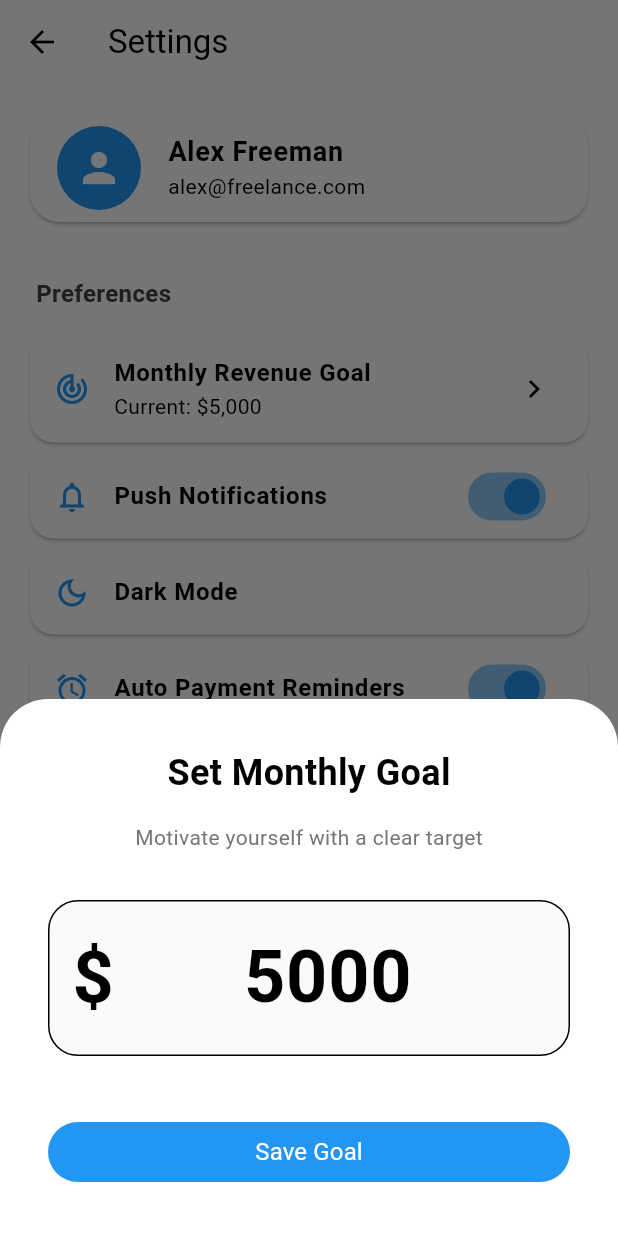
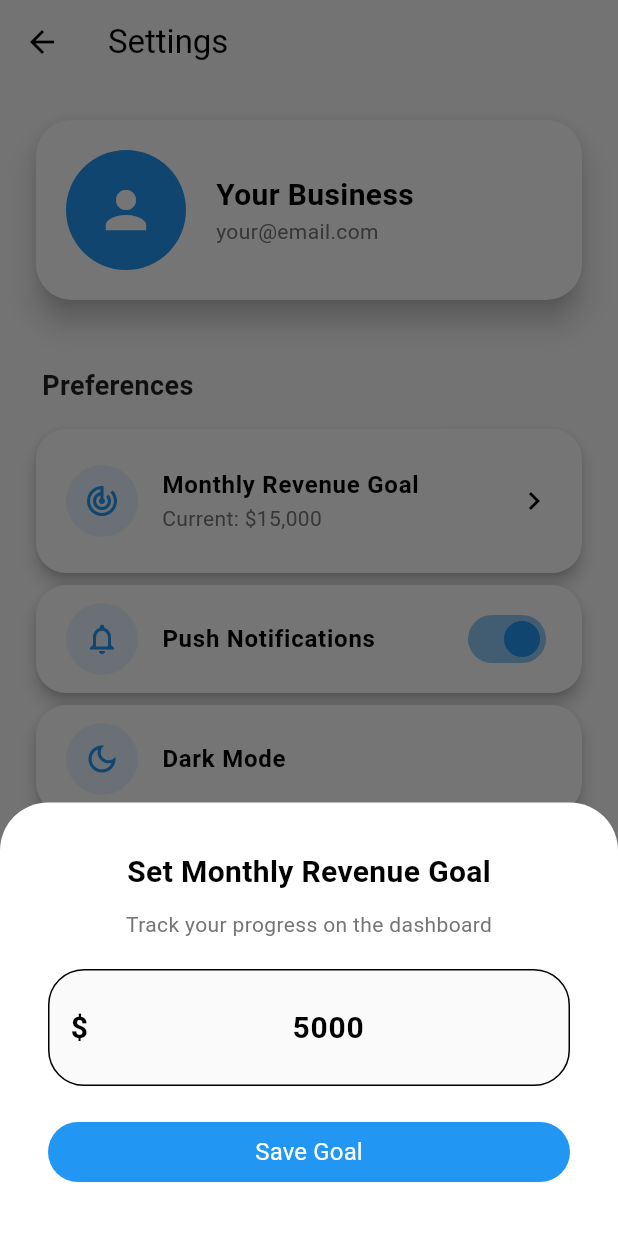
Before and after one commit to Destiny-Ed/invoice_pay, a Flutter app: the SettingsScreen screen opened directly, after a tap on "Monthly Revenue Goal", on a phone screen of 412 x 824 dp. Run offline on Flutter 3.47's test engine with Material 3 defaults, Android fonts, the phone set to English and light mode, and no system bars; our stand-ins replace cached_network_image, cloud_firestore, firebase_auth, firebase_core, firebase_storage, fl_chart and 4 more; missing offline and left inert: flutter_text_form_field, flutter_utilities, in_app_update; accounts and stored records are empty.

Commit message:
updated settings screen

```diff
--- a/lib/providers/auth_provider.dart
+++ b/lib/providers/auth_provider.dart
@@ -193,7 +193,7 @@ class AuthenticationProviderImpl extends ChangeNotifier
   }) async {
     if (!isDeleteUser) {
       return await FirebaseFirestore.instance
-          .collection('user')
+          .collection('users')
           .doc(firebaseUser?.uid)
           .set({
             "email": firebaseUser?.email ?? "",
--- a/lib/screens/settings/settings_screen.dart
+++ b/lib/screens/settings/settings_screen.dart
@@ -1,49 +1,150 @@
 import 'package:flutter/material.dart';
 import 'package:intl/intl.dart';
+import 'package:invoice_pay/modal/auth_modal.dart';
+import 'package:invoice_pay/utils/message.dart';
+import 'package:invoice_pay/widgets/custom_button.dart';
+import 'package:provider/provider.dart';
 import 'package:invoice_pay/providers/company_provider.dart';
-import 'package:invoice_pay/screens/settings/widgets/custom_widgets.dart';
+import 'package:invoice_pay/providers/settings_provider.dart';
 import 'package:invoice_pay/styles/colors.dart';
-import 'package:provider/provider.dart';
-import '../../providers/settings_provider.dart';
-import '../../providers/auth_provider.dart';
 
 class SettingsScreen extends StatelessWidget {
   const SettingsScreen({super.key});
 
+  void _showGoalModal(BuildContext context) {
+    final companyProvider = context.read<CompanyProvider>();
+    final currentGoal = companyProvider.company?.monthlyGoal ?? 5000.0;
+    final controller = TextEditingController(
+      text: currentGoal.toStringAsFixed(0),
+    );
+
+    showModalBottomSheet(
+      context: context,
+      isScrollControlled: true,
+      shape: const RoundedRectangleBorder(
+        borderRadius: BorderRadius.vertical(top: Radius.circular(32)),
+      ),
+      builder: (_) => Padding(
+        padding: EdgeInsets.only(
+          bottom: MediaQuery.of(context).viewInsets.bottom + 32,
+          left: 32,
+          right: 32,
+          top: 32,
+        ),
+        child: Column(
+          mainAxisSize: MainAxisSize.min,
+          children: [
+            const Text(
+              'Set Monthly Revenue Goal',
+              style: TextStyle(fontSize: 20, fontWeight: FontWeight.bold),
+            ),
+            const SizedBox(height: 10),
+            Text(
+              'Track your progress on the dashboard',
+              style: TextStyle(color: Colors.grey[600]),
+            ),
+            const SizedBox(height: 20),
+            TextFormField(
+              controller: controller,
+              keyboardType: TextInputType.number,
+              textAlign: TextAlign.center,
+              style: const TextStyle(fontSize: 20, fontWeight: FontWeight.bold),
+              decoration: InputDecoration(
+                prefixText: '  \$ ',
+                hintText: '5000',
+                border: OutlineInputBorder(
+                  borderRadius: BorderRadius.circular(24),
+                ),
+                filled: true,
+                fillColor: Colors.grey[50],
+                contentPadding: const EdgeInsets.symmetric(vertical: 24),
+              ),
+            ),
+            const SizedBox(height: 20),
+            CustomButton(
+              onPressed: () {
+                final newGoal =
+                    double.tryParse(
+                      controller.text.replaceAll(RegExp(r'[^0-9]'), ''),
+                    ) ??
+                    currentGoal;
+                companyProvider.updateMonthlyGoal(newGoal);
+                Navigator.pop(context);
+                showMessage(
+                  context,
+                  'Goal updated to \$${NumberFormat('#,##0').format(newGoal)}',
+                );
+              },
+
+              text: 'Save Goal',
+            ),
+          ],
+        ),
+      ),
+    );
+  }
+
   @override
   Widget build(BuildContext context) {
-    return Consumer2<SettingsProvider, CompanyProvider>(
-      builder: (context, settings, companyProvider, _) {
+    final settings = context.watch<SettingsProvider>();
+    final company = context.watch<CompanyProvider>().company;
+
     return Scaffold(
+      backgroundColor: Colors.grey[50],
       appBar: AppBar(
         title: const Text('Settings'),
         backgroundColor: Colors.transparent,
         elevation: 0,
+        foregroundColor: Colors.black,
       ),
       body: ListView(
-            padding: const EdgeInsets.all(16),
+        padding: const EdgeInsets.all(20),
         children: [
-              // Profile Section
+          // Profile Card
           Card(
+            elevation: 8,
             shape: RoundedRectangleBorder(
-                  borderRadius: BorderRadius.circular(20),
+              borderRadius: BorderRadius.circular(24),
             ),
-                child: ListTile(
-                  leading: const CircleAvatar(
-                    radius: 30,
+            child: Padding(
+              padding: const EdgeInsets.all(20),
+              child: Row(
+                children: [
+                  CircleAvatar(
+                    radius: 40,
                     backgroundColor: primaryColor,
-                    child: Icon(Icons.person, color: Colors.white, size: 32),
+                    child: const Icon(
+                      Icons.person,
+                      size: 40,
+                      color: Colors.white,
                     ),
-                  title: const Text(
-                    'Alex Freeman',
-                    style: TextStyle(fontWeight: FontWeight.bold, fontSize: 18),
                   ),
-                  subtitle: const Text('alex@freelance.com'),
-                  // trailing: const ProBadge(),
+                  const SizedBox(width: 20),
+                  Expanded(
+                    child: Column(
+                      crossAxisAlignment: CrossAxisAlignment.start,
+                      children: [
+                        Text(
+                          company?.name ?? 'Your Business',
+                          style: const TextStyle(
+                            fontSize: 20,
+                            fontWeight: FontWeight.bold,
+                          ),
+                        ),
+                        Text(
+                          company?.email ?? 'your@email.com',
+                          style: TextStyle(color: Colors.grey[600]),
+                        ),
+                      ],
+                    ),
+                  ),
+                  // ProBadge() // Uncomment when ready
+                ],
+              ),
             ),
           ),
 
-              const SizedBox(height: 32),
+          const SizedBox(height: 40),
 
           // Preferences
           const _SectionTitle('Preferences'),
@@ -51,8 +152,8 @@ class SettingsScreen extends StatelessWidget {
             icon: Icons.track_changes,
             title: 'Monthly Revenue Goal',
             subtitle:
-                    'Current: \$${NumberFormat('#,##0').format(companyProvider.company?.monthlyGoal ?? 5000)}',
-                onTap: () => showGoalModal(context),
+                'Current: \$${NumberFormat('#,##0').format(company?.monthlyGoal ?? 15000)}',
+            onTap: () => _showGoalModal(context),
           ),
           _SwitchTile(
             icon: Icons.notifications_outlined,
@@ -73,7 +174,7 @@ class SettingsScreen extends StatelessWidget {
             onChanged: settings.toggleAutoReminders,
           ),
 
-              const SizedBox(height: 32),
+          const SizedBox(height: 40),
 
           // Account
           const _SectionTitle('Account'),
@@ -81,16 +182,15 @@ class SettingsScreen extends StatelessWidget {
             icon: Icons.account_balance_wallet,
             title: 'Upgrade to Pro',
             subtitle: 'Unlimited invoices, custom branding, no ads',
-                // trailing: const ProBadge(),
             onTap: () {
-                  // context.push('/pro');
+              // Navigate to pro screen
             },
           ),
           _SettingsTile(
             icon: Icons.security,
             title: 'Privacy & Security',
             onTap: () {
-                  // context.push('/privacy');
+              settings.openUrl('https://invoicepay.app/privacy');
             },
           ),
           _SettingsTile(
@@ -104,7 +204,7 @@ class SettingsScreen extends StatelessWidget {
             onTap: settings.checkForUpdate,
           ),
 
-              const SizedBox(height: 32),
+          const SizedBox(height: 40),
 
           // Danger Zone
           const _SectionTitle('Danger Zone', color: Colors.red),
@@ -112,37 +212,31 @@ class SettingsScreen extends StatelessWidget {
             icon: Icons.logout,
             title: 'Log Out',
             color: Colors.orange,
-                onTap: () async {
-                  await context.read<AuthenticationProviderImpl>().logoutUser();
-                  // context.go('/login');
-                },
+            onTap: () => showLogoutDialog(context),
           ),
           _SettingsTile(
             icon: Icons.delete_forever,
             title: 'Delete Account',
             color: Colors.red,
-                onTap: () {
-                  // Show confirmation + password re-entry
-                },
+            onTap: () => showDeleteAccountDialog(context),
           ),
 
-              const SizedBox(height: 40),
+          const SizedBox(height: 60),
 
           // App Version
-              const Center(
+          Center(
             child: Text(
               'InvoicePay v1.0.0',
-                  style: TextStyle(color: Colors.grey, fontSize: 14),
+              style: TextStyle(color: Colors.grey[500], fontSize: 14),
             ),
           ),
         ],
       ),
     );
-      },
-    );
   }
 }
 
+// Reusable widgets (same as before, just slightly polished)
 class _SectionTitle extends StatelessWidget {
   final String title;
   final Color? color;
@@ -156,9 +250,9 @@ class _SectionTitle extends StatelessWidget {
       child: Text(
         title,
         style: TextStyle(
-          fontSize: 16,
+          fontSize: 18,
           fontWeight: FontWeight.bold,
-          color: color ?? Colors.grey[800],
+          color: color ?? Colors.black87,
         ),
       ),
     );
@@ -181,13 +275,25 @@ class _SwitchTile extends StatelessWidget {
   @override
   Widget build(BuildContext context) {
     return Card(
-      shape: RoundedRectangleBorder(borderRadius: BorderRadius.circular(16)),
+      elevation: 4,
+      shape: RoundedRectangleBorder(borderRadius: BorderRadius.circular(20)),
       child: SwitchListTile(
-        secondary: Icon(icon, color: primaryColor),
-        title: Text(title, style: const TextStyle(fontWeight: FontWeight.w600)),
+        secondary: Container(
+          padding: const EdgeInsets.all(12),
+          decoration: BoxDecoration(
+            color: primaryColor.withOpacity(0.1),
+            shape: BoxShape.circle,
+          ),
+          child: Icon(icon, color: primaryColor),
+        ),
+        title: Text(
+          title,
+          style: const TextStyle(fontWeight: FontWeight.w600, fontSize: 16),
+        ),
         value: value,
         onChanged: onChanged,
         activeColor: primaryColor,
+        contentPadding: const EdgeInsets.symmetric(horizontal: 20, vertical: 8),
       ),
     );
   }
@@ -213,16 +319,34 @@ class _SettingsTile extends StatelessWidget {
   @override
   Widget build(BuildContext context) {
     return Card(
-      shape: RoundedRectangleBorder(borderRadius: BorderRadius.circular(16)),
+      elevation: 4,
+      shape: RoundedRectangleBorder(borderRadius: BorderRadius.circular(20)),
       child: ListTile(
-        leading: Icon(icon, color: color ?? primaryColor),
+        leading: Container(
+          padding: const EdgeInsets.all(12),
+          decoration: BoxDecoration(
+            color: (color ?? primaryColor).withOpacity(0.1),
+            shape: BoxShape.circle,
+          ),
+          child: Icon(icon, color: color ?? primaryColor),
+        ),
         title: Text(
           title,
-          style: TextStyle(fontWeight: FontWeight.w600, color: color),
+          style: TextStyle(
+            fontWeight: FontWeight.w600,
+            fontSize: 16,
+            color: color,
           ),
-        subtitle: subtitle != null ? Text(subtitle!) : null,
+        ),
+        subtitle: subtitle != null
+            ? Text(subtitle!, style: TextStyle(color: Colors.grey[600]))
+            : null,
         trailing: trailing ?? const Icon(Icons.chevron_right),
         onTap: onTap,
+        contentPadding: const EdgeInsets.symmetric(
+          horizontal: 20,
+          vertical: 12,
+        ),
       ),
     );
   }
```
Lines whose indentation alone changed are shown as unchanged.
